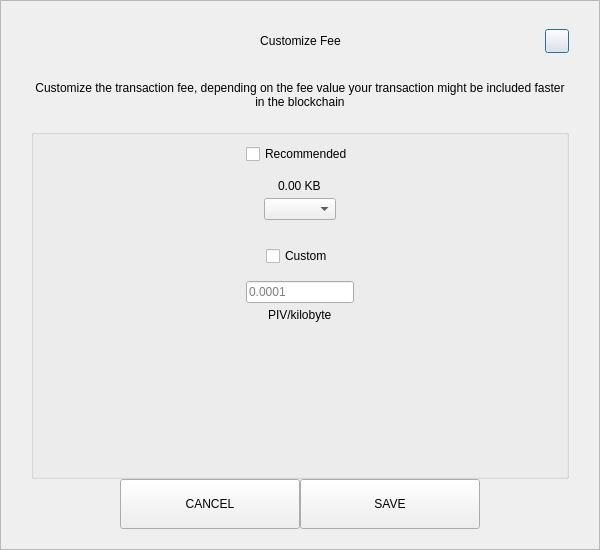
Above: src/qt/pivx/forms/sendcustomfeedialog.ui from cimelli/RpdSource before the change. Below: the same form after it.
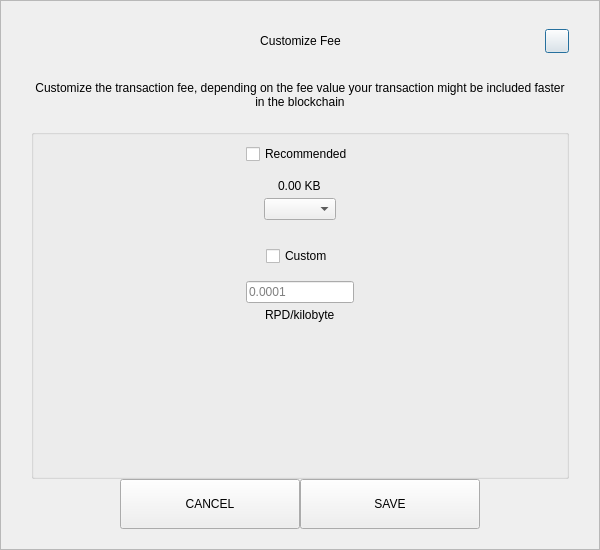
That is the form after the change.

```diff
--- a/src/qt/pivx/forms/sendcustomfeedialog.ui
+++ b/src/qt/pivx/forms/sendcustomfeedialog.ui
@@ -287,7 +287,7 @@
            <item alignment="Qt::AlignHCenter">
             <widget class="QLabel" name="labelCustomFee">
              <property name="text">
-              <string>PIV/kilobyte</string>
+              <string>RPD/kilobyte</string>
              </property>
             </widget>
            </item>
```
